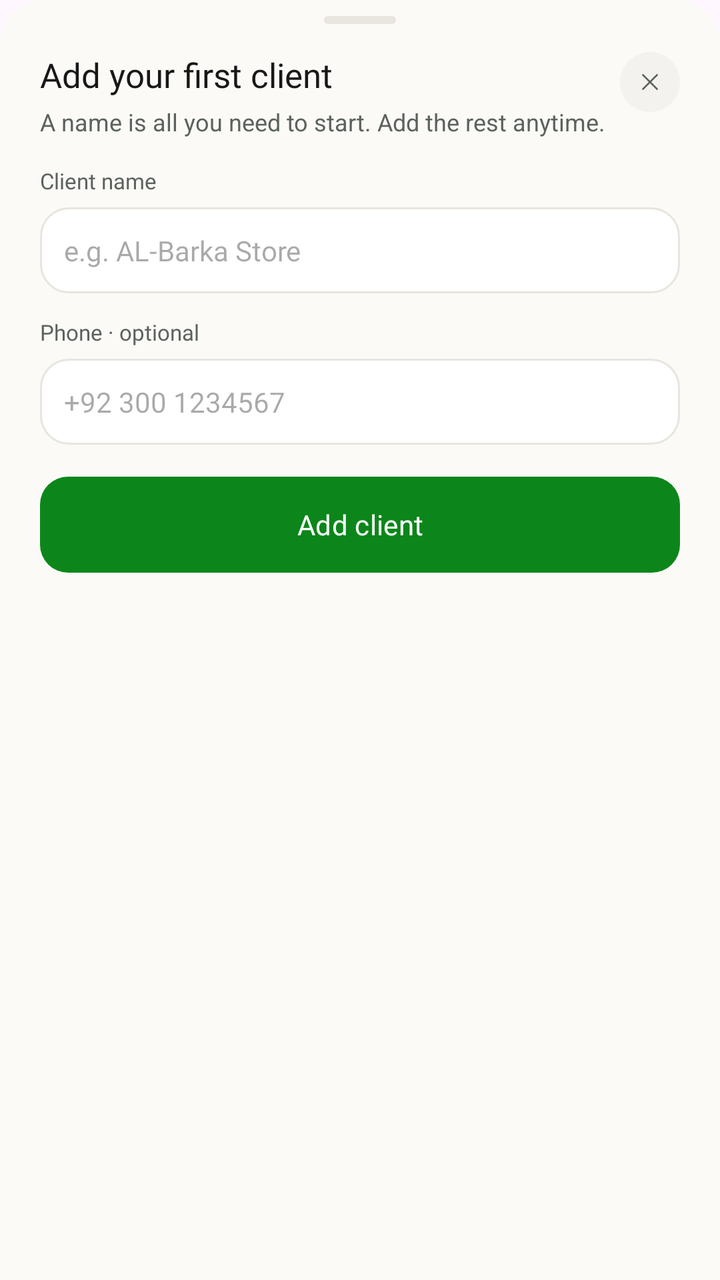
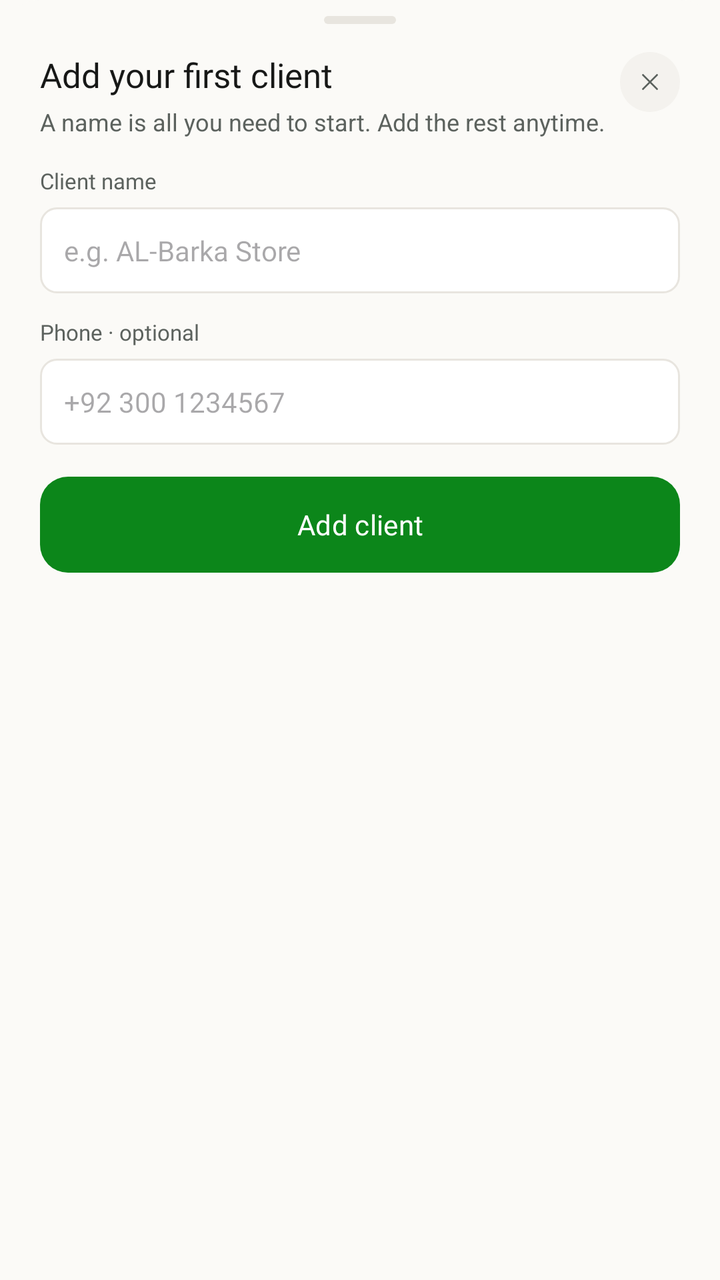

Before-and-after screenshots of an Android layout around one commit, followed by the original layout XML and the change that was made.
<!-- AndroidManifest.xml: application theme Theme.InvoiceGenerator -->
<!-- res/layout/bottom_sheet_add_client.xml -->
<?xml version="1.0" encoding="utf-8"?>
<LinearLayout xmlns:android="http://schemas.android.com/apk/res/android"
    android:layout_width="match_parent"
    android:layout_height="wrap_content"
    xmlns:app="http://schemas.android.com/apk/res-auto"
    android:orientation="vertical"
    android:background="@drawable/bottom_sheet_bg"
    android:paddingStart="20dp"
    android:paddingEnd="20dp"
    android:paddingTop="8dp"
    android:paddingBottom="28dp">

    
    <View
        android:layout_width="36dp"
        android:layout_height="4dp"
        android:layout_gravity="center_horizontal"
        android:layout_marginBottom="14dp"
        android:background="@drawable/drag_handle_bg" />

    
    <LinearLayout
        android:layout_width="match_parent"
        android:layout_height="wrap_content"
        android:orientation="horizontal"
        android:gravity="top"
        android:layout_marginBottom="14dp">

        <LinearLayout
            android:layout_width="0dp"
            android:layout_height="wrap_content"
            android:layout_weight="1"
            android:orientation="vertical">

            <TextView
                android:layout_width="wrap_content"
                android:layout_height="wrap_content"
                android:text="Add your first client"
                android:textSize="17sp"
                android:fontFamily="@font/inter_bold"
                android:textColor="#171817" />

            <TextView
                android:layout_width="286dp"
                android:layout_height="wrap_content"
                android:layout_marginTop="4dp"
                android:text="A name is all you need to start. Add the rest anytime."
                android:textSize="12sp"
                android:textColor="#5C625E" />

        </LinearLayout>

        <ImageButton
            android:id="@+id/closeBtn"
            android:layout_width="30dp"
            android:layout_height="30dp"
            android:background="@drawable/bg_cross_button"
            android:src="@drawable/ic_close"
            android:scaleType="center"
            android:contentDescription="Close" />

    </LinearLayout>

    
    <TextView
        android:layout_width="wrap_content"
        android:layout_height="wrap_content"
        android:text="Client name"
        android:fontFamily="@font/inter_medium"
        android:textSize="11sp"
        android:textColor="#5C625E"
        android:layout_marginBottom="6dp" />

    <EditText
        android:id="@+id/clientNameInput"
        android:layout_width="match_parent"
        android:layout_height="wrap_content"
        android:fontFamily="@font/inter_medium"
        android:hint="e.g. AL-Barka Store"
        android:background="@drawable/bg_input_field"
        android:padding="12dp"
        android:textSize="14sp"
        android:textColor="#171817"
        android:layout_marginBottom="12dp" />

    
    <TextView
        android:layout_width="wrap_content"
        android:layout_height="wrap_content"
        android:text="Phone · optional"
        android:textSize="11sp"
        android:fontFamily="@font/inter_medium"
        android:textColor="#5C625E"
        android:layout_marginBottom="6dp" />

    <EditText
        android:id="@+id/clientPhoneInput"
        android:layout_width="match_parent"
        android:layout_height="wrap_content"
        android:hint="+92 300 1234567"
        android:inputType="phone"
        android:fontFamily="@font/inter_medium"
        android:background="@drawable/bg_input_field"
        android:padding="12dp"
        android:textSize="14sp"
        android:textColor="#171817"
        android:layout_marginBottom="16dp" />

    
    <Button
        android:id="@+id/addClientBtn"
        android:layout_width="match_parent"
        android:layout_height="wrap_content"
        android:text="Add client"
        android:paddingHorizontal="14dp"
        android:textAllCaps="false"
        android:textSize="14sp"
        android:fontFamily="@font/inter_semibold"
        android:textColor="#FFFFFF"
        app:backgroundTint="@null"
        android:background="@drawable/green_btn_bg"
         />
    <ProgressBar
        android:id="@+id/editclientProgressBar"
        android:layout_width="wrap_content"
        android:layout_height="wrap_content"
        android:visibility="gone"
        app:layout_constraintTop_toTopOf="parent"
        app:layout_constraintBottom_toBottomOf="parent"
        app:layout_constraintStart_toStartOf="parent"
        app:layout_constraintEnd_toEndOf="parent" />

</LinearLayout>
<!-- resources referenced by this layout -->
<resources>
  <!-- drawable bg_cross_button (drawable) -->
  <?xml version="1.0" encoding="utf-8"?>
  <shape xmlns:android="http://schemas.android.com/apk/res/android">
      <solid android:color="#F4F2EE" />
      <corners android:radius="999dp" />
  </shape>
  <!-- drawable bg_input_field (drawable) -->
  <?xml version="1.0" encoding="utf-8"?>
  <shape xmlns:android="http://schemas.android.com/apk/res/android"
      android:shape="rectangle">
      <solid android:color="#FFFFFF"/>
      <stroke android:width="1dp"
          android:color="#E8E5DF"/>
      <corners android:radius="14dp"/>
  
  </shape>
  <!-- drawable bottom_sheet_bg (drawable) -->
  <?xml version="1.0" encoding="utf-8"?>
  <shape xmlns:android="http://schemas.android.com/apk/res/android">
      <solid android:color="#FBFAF7" />
      <corners
          android:topLeftRadius="22dp"
          android:topRightRadius="22dp"
          android:bottomLeftRadius="0dp"
          android:bottomRightRadius="0dp" />
  </shape>
  <!-- drawable drag_handle_bg (drawable) -->
  <?xml version="1.0" encoding="utf-8"?>
  <shape xmlns:android="http://schemas.android.com/apk/res/android">
      <solid android:color="#E8E5DF" />
      <corners android:radius="2dp" />
  </shape>
  <!-- drawable green_btn_bg (drawable) -->
  <?xml version="1.0" encoding="utf-8"?>
  <shape xmlns:android="http://schemas.android.com/apk/res/android">
      <solid android:color="#0C861A" />
      <corners android:radius="14dp" />
  </shape>
  <!-- drawable ic_close (drawable) -->
  <?xml version="1.0" encoding="utf-8"?>
  <vector xmlns:android="http://schemas.android.com/apk/res/android"
      android:width="14dp"
      android:height="14dp"
      android:viewportWidth="24"
      android:viewportHeight="24">
  
      <path
          android:pathData="M6,6 L18,18"
          android:strokeColor="#5C625E"
          android:strokeWidth="1.6"
          android:strokeLineCap="round"
          android:strokeLineJoin="round" />
  
      <path
          android:pathData="M18,6 L6,18"
          android:strokeColor="#5C625E"
          android:strokeWidth="1.6"
          android:strokeLineCap="round"
          android:strokeLineJoin="round" />
  
  </vector>
  <style name="Theme.InvoiceGenerator" parent="Base.Theme.InvoiceGenerator" />
  <style name="Base.Theme.InvoiceGenerator" parent="Theme.Material3.DayNight.NoActionBar">
          <item name="android:navigationBarColor">@android:color/transparent</item>
          <item name="android:statusBarColor">@android:color/transparent</item>
          <item name="android:windowLightNavigationBar">true</item>
      </style>
</resources>

<!-- the commit's change to res/layout/bottom_sheet_add_client.xml (unified diff, before → after) -->
@@ -38,7 +38,7 @@
                 android:text="Add your first client"
                 android:textSize="17sp"
                 android:fontFamily="@font/inter_bold"
-                android:textColor="#171817" />
+                android:textColor="@color/text_primary" />
 
             <TextView
                 android:layout_width="286dp"
@@ -46,7 +46,7 @@
                 android:layout_marginTop="4dp"
                 android:text="A name is all you need to start. Add the rest anytime."
                 android:textSize="12sp"
-                android:textColor="#5C625E" />
+                android:textColor="@color/text_grey" />
 
         </LinearLayout>
 
@@ -68,7 +68,7 @@
         android:text="Client name"
         android:fontFamily="@font/inter_medium"
         android:textSize="11sp"
-        android:textColor="#5C625E"
+        android:textColor="@color/text_grey"
         android:layout_marginBottom="6dp" />
 
     <EditText
@@ -80,7 +80,7 @@
         android:background="@drawable/bg_input_field"
         android:padding="12dp"
         android:textSize="14sp"
-        android:textColor="#171817"
+        android:textColor="@color/text_primary"
         android:layout_marginBottom="12dp" />
 
     
@@ -90,7 +90,7 @@
         android:text="Phone · optional"
         android:textSize="11sp"
         android:fontFamily="@font/inter_medium"
-        android:textColor="#5C625E"
+        android:textColor="@color/text_grey"
         android:layout_marginBottom="6dp" />
 
     <EditText
@@ -103,7 +103,7 @@
         android:background="@drawable/bg_input_field"
         android:padding="12dp"
         android:textSize="14sp"
-        android:textColor="#171817"
+        android:textColor="@color/text_primary"
         android:layout_marginBottom="16dp" />
 
     
@@ -116,7 +116,7 @@
         android:textAllCaps="false"
         android:textSize="14sp"
         android:fontFamily="@font/inter_semibold"
-        android:textColor="#FFFFFF"
+        android:textColor="@color/on_primary_text"
         app:backgroundTint="@null"
         android:background="@drawable/green_btn_bg"
          />
<!-- resource entries referenced after the edit -->
@@ -1,35 +1,31 @@
 <!-- resources referenced by this layout -->
 <resources>
+  <color name="on_primary_text">#FFFFFF</color>
+  <color name="text_grey">#5C625E</color>
+  <color name="text_primary">#171817</color>
   <!-- drawable bg_cross_button (drawable) -->
   <?xml version="1.0" encoding="utf-8"?>
   <shape xmlns:android="http://schemas.android.com/apk/res/android">
-      <solid android:color="#F4F2EE" />
-      <corners android:radius="999dp" />
+      <corners android:radius="999dp"/>
+      <solid android:color="@color/greyish_white" />
   </shape>
   <!-- drawable bg_input_field (drawable) -->
   <?xml version="1.0" encoding="utf-8"?>
-  <shape xmlns:android="http://schemas.android.com/apk/res/android"
-      android:shape="rectangle">
-      <solid android:color="#FFFFFF"/>
-      <stroke android:width="1dp"
-          android:color="#E8E5DF"/>
-      <corners android:radius="14dp"/>
-  
+  <shape xmlns:android="http://schemas.android.com/apk/res/android">
+      <solid android:color="@color/white"/>
+      <corners android:radius="8dp"/>
+      <stroke android:width="1dp" android:color="@color/btn_border_light"/>
   </shape>
   <!-- drawable bottom_sheet_bg (drawable) -->
   <?xml version="1.0" encoding="utf-8"?>
   <shape xmlns:android="http://schemas.android.com/apk/res/android">
-      <solid android:color="#FBFAF7" />
-      <corners
-          android:topLeftRadius="22dp"
-          android:topRightRadius="22dp"
-          android:bottomLeftRadius="0dp"
-          android:bottomRightRadius="0dp" />
+      <solid android:color="@color/bg_cream" />
+      <corners android:topLeftRadius="20dp" android:topRightRadius="20dp"/>
   </shape>
   <!-- drawable drag_handle_bg (drawable) -->
   <?xml version="1.0" encoding="utf-8"?>
   <shape xmlns:android="http://schemas.android.com/apk/res/android">
-      <solid android:color="#E8E5DF" />
+      <solid android:color="@color/btn_border_light" />
       <corners android:radius="2dp" />
   </shape>
   <!-- drawable green_btn_bg (drawable) -->
@@ -48,24 +44,29 @@
   
       <path
           android:pathData="M6,6 L18,18"
-          android:strokeColor="#5C625E"
+          android:strokeColor="@color/text_grey"
           android:strokeWidth="1.6"
           android:strokeLineCap="round"
           android:strokeLineJoin="round" />
   
       <path
           android:pathData="M18,6 L6,18"
-          android:strokeColor="#5C625E"
+          android:strokeColor="@color/text_grey"
           android:strokeWidth="1.6"
           android:strokeLineCap="round"
           android:strokeLineJoin="round" />
   
   </vector>
   <style name="Theme.InvoiceGenerator" parent="Base.Theme.InvoiceGenerator" />
+  <color name="greyish_white">#F4F2EE</color>
+  <color name="white">#FFFFFF</color>
+  <color name="btn_border_light">#E8E5DF</color>
+  <color name="bg_cream">#FBFAF7</color>
   <style name="Base.Theme.InvoiceGenerator" parent="Theme.Material3.DayNight.NoActionBar">
           <item name="android:navigationBarColor">@android:color/transparent</item>
           <item name="android:statusBarColor">@android:color/transparent</item>
-          <item name="android:windowLightNavigationBar">true</item>
+          <item name="android:windowBackground">@color/bg_cream</item>
+          <item name="android:windowLightNavigationBar" tools:targetApi="o_mr1">true</item>
       </style>
 </resources>
 
